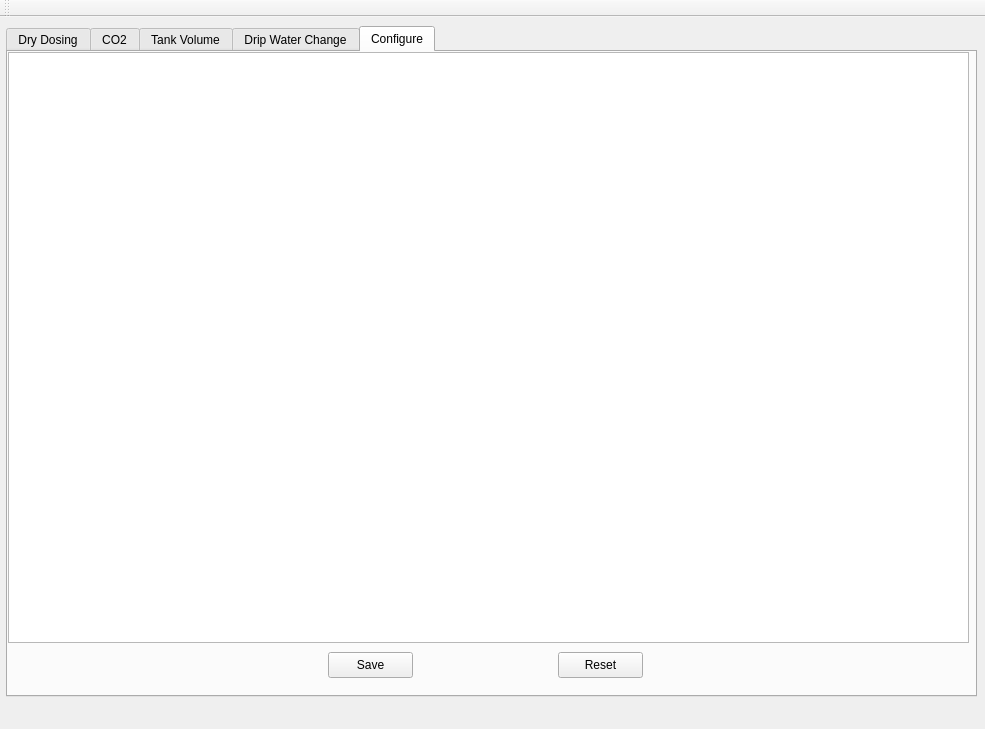
Qt form mainwindow.ui (maolin-cdzl/PlantedTankCalculator) before a commit.
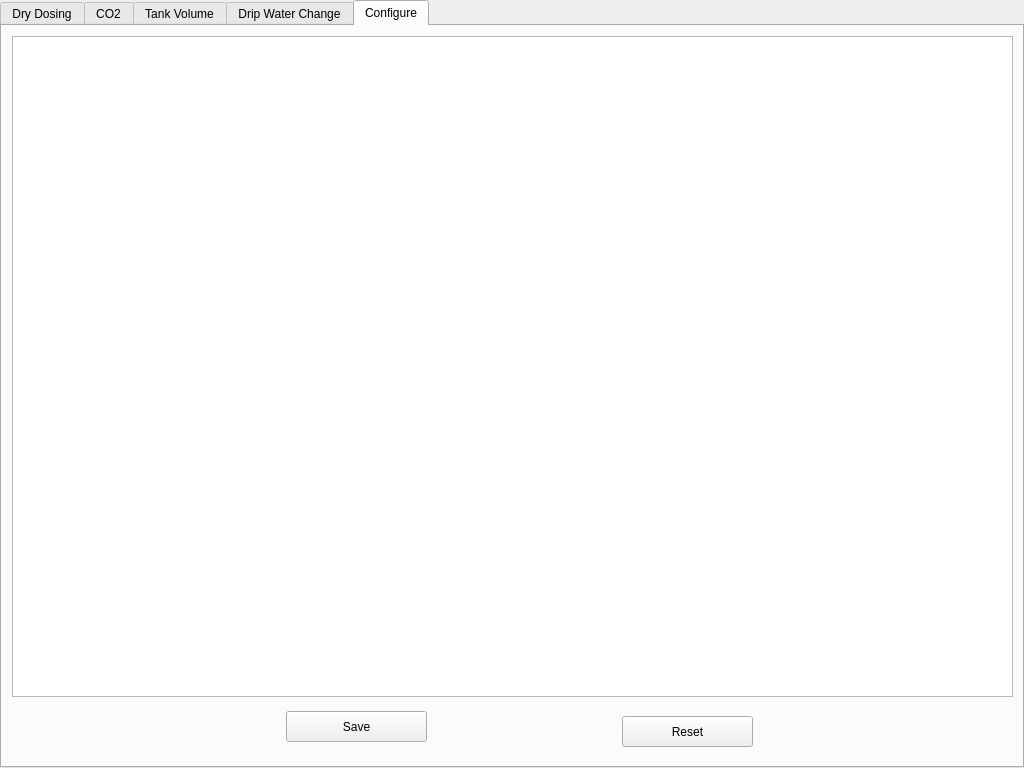
The same form after that commit. The open tabs and pages were chosen to show the change. Icons and pictures are not drawn.

What changed in the file:
```diff
--- a/mainwindow.ui
+++ b/mainwindow.ui
@@ -6,10 +6,16 @@
    <rect>
     <x>0</x>
     <y>0</y>
-    <width>985</width>
-    <height>729</height>
+    <width>1024</width>
+    <height>768</height>
    </rect>
   </property>
+  <property name="sizePolicy">
+   <sizepolicy hsizetype="Fixed" vsizetype="Fixed">
+    <horstretch>0</horstretch>
+    <verstretch>0</verstretch>
+   </sizepolicy>
+  </property>
   <property name="windowTitle">
    <string>Planted Tank Calculator</string>
   </property>
@@ -17,10 +23,10 @@
    <widget class="QTabWidget" name="tabWidget">
     <property name="geometry">
      <rect>
-      <x>6</x>
-      <y>9</y>
-      <width>971</width>
-      <height>671</height>
+      <x>0</x>
+      <y>0</y>
+      <width>1024</width>
+      <height>768</height>
      </rect>
     </property>
     <property name="currentIndex">
@@ -779,20 +785,20 @@
      <widget class="QPlainTextEdit" name="cfg_edit">
       <property name="geometry">
        <rect>
-        <x>0</x>
-        <y>0</y>
-        <width>961</width>
-        <height>591</height>
+        <x>10</x>
+        <y>10</y>
+        <width>1001</width>
+        <height>661</height>
        </rect>
       </property>
      </widget>
      <widget class="QPushButton" name="cfg_save">
       <property name="geometry">
        <rect>
-        <x>320</x>
-        <y>600</y>
-        <width>85</width>
-        <height>26</height>
+        <x>284</x>
+        <y>685</y>
+        <width>141</width>
+        <height>31</height>
        </rect>
       </property>
       <property name="text">
@@ -802,10 +808,10 @@
      <widget class="QPushButton" name="cfg_reset">
       <property name="geometry">
        <rect>
-        <x>550</x>
-        <y>600</y>
-        <width>85</width>
-        <height>26</height>
+        <x>620</x>
+        <y>690</y>
+        <width>131</width>
+        <height>31</height>
        </rect>
       </property>
       <property name="text">
@@ -815,24 +821,6 @@
     </widget>
    </widget>
   </widget>
-  <widget class="QMenuBar" name="menuBar">
-   <property name="geometry">
-    <rect>
-     <x>0</x>
-     <y>0</y>
-     <width>985</width>
-     <height>23</height>
-    </rect>
-   </property>
-  </widget>
-  <widget class="QToolBar" name="mainToolBar">
-   <attribute name="toolBarArea">
-    <enum>TopToolBarArea</enum>
-   </attribute>
-   <attribute name="toolBarBreak">
-    <bool>false</bool>
-   </attribute>
-  </widget>
  </widget>
  <layoutdefault spacing="6" margin="11"/>
  <tabstops>
```
Left out of the diff: 61 changed lines with no effect on the pictures.
